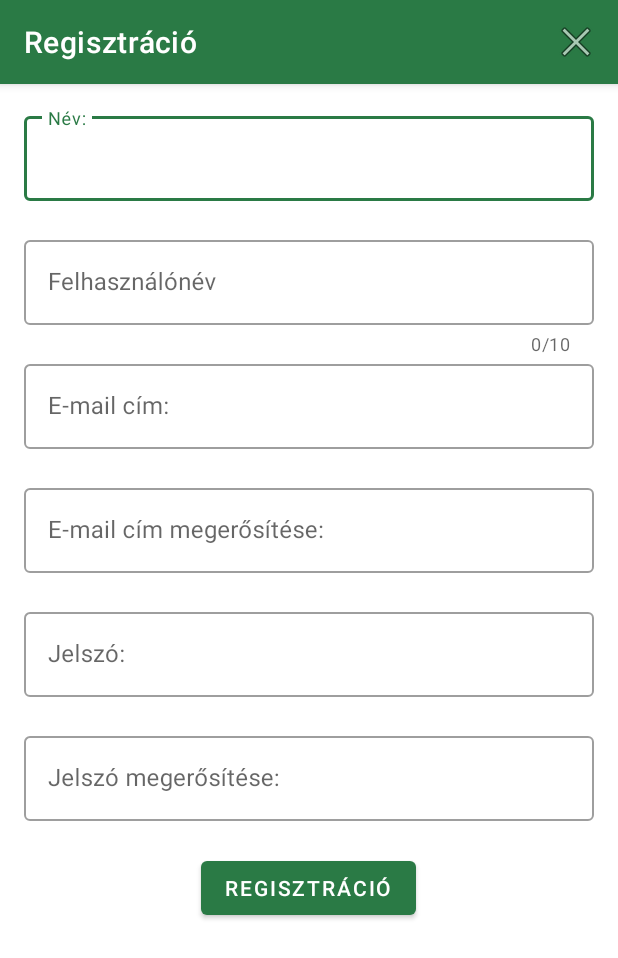
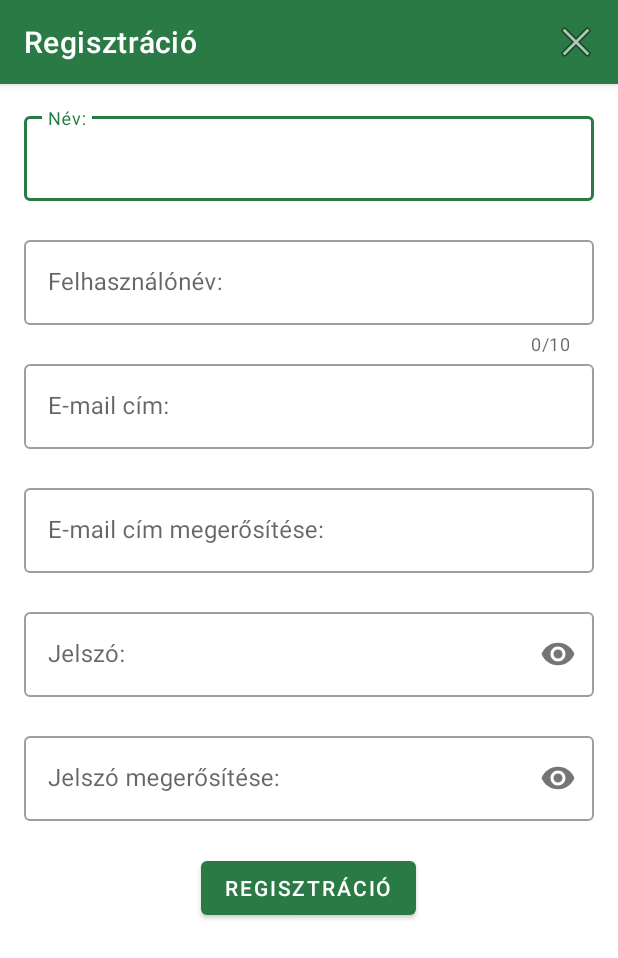
Before and after one commit to SzZsolt88/shoppingList, an Android app: the RegisterActivity screen opened directly, with no data from a screen before it, on a phone screen of 412 x 824 dp. Shown: the top 958 px of the screen. Run offline under Robolectric (Android 15) with nearby library versions, the phone set to English and light mode, and no system bars.

Commit message:
felhasználói bejelentkezés + regisztráció adatbázis DAO átdolgozva

```diff
--- a/app/src/main/java/com/example/recyclerview2/ListActivity.java
+++ b/app/src/main/java/com/example/recyclerview2/ListActivity.java
@@ -38,7 +38,7 @@ public class ListActivity extends AppCompatActivity implements ListAdapter.OnLis
     protected void onCreate(Bundle savedInstanceState) {
         super.onCreate(savedInstanceState);
         setContentView(R.layout.lists);
-        deleteDatabase("shoppingList_Database");
+        //deleteDatabase("shoppingList_Database");
 
         listName = findViewById(R.id.shoppingListName);
         addList = findViewById(R.id.createListButton);
--- a/app/src/main/res/layout/user_login.xml
+++ b/app/src/main/res/layout/user_login.xml
@@ -34,8 +34,8 @@
         android:layout_width="match_parent"
         android:layout_height="wrap_content"
         android:ems="10"
+        android:hint="@string/password"
         android:inputType="textPassword"
-        android:hint="Jelszó"
         app:layout_constraintEnd_toEndOf="parent"
         app:layout_constraintStart_toStartOf="parent"
         app:layout_constraintTop_toBottomOf="@+id/userName" />
--- a/app/src/main/res/layout/user_register.xml
+++ b/app/src/main/res/layout/user_register.xml
@@ -5,7 +5,7 @@
     android:layout_height="wrap_content">
 <LinearLayout
     android:layout_width="match_parent"
-    android:layout_height="match_parent"
+    android:layout_height="wrap_content"
     android:backgroundTint="@color/teal_200"
     android:orientation="vertical"
     android:padding="16dp">
@@ -54,7 +54,7 @@
     </com.google.android.material.textfield.TextInputLayout>
     <!--A felhasználó email címe újra:-->
     <com.google.android.material.textfield.TextInputLayout
-        android:id="@+id/userMailAgain"
+        android:id="@+id/userMailConfirm"
         style="@style/Widget.MaterialComponents.TextInputLayout.OutlinedBox"
         android:layout_width="match_parent"
         android:layout_height="wrap_content"
@@ -70,26 +70,28 @@
         style="@style/Widget.MaterialComponents.TextInputLayout.OutlinedBox"
         android:layout_width="match_parent"
         android:layout_height="wrap_content"
+        app:passwordToggleEnabled="true"
         app:errorEnabled="true">
 
         <com.google.android.material.textfield.TextInputEditText
             android:layout_width="match_parent"
             android:layout_height="wrap_content"
-            android:hint="Jelszó:"
+            android:hint="@string/password"
             android:inputType="textPassword" />
     </com.google.android.material.textfield.TextInputLayout>
     <!--A felhasználó jelszava újra:-->
     <com.google.android.material.textfield.TextInputLayout
-        android:id="@+id/userPasswordAgain"
+        android:id="@+id/userPasswordConfirm"
         style="@style/Widget.MaterialComponents.TextInputLayout.OutlinedBox"
         android:layout_width="match_parent"
         android:layout_height="wrap_content"
+        app:passwordToggleEnabled="true"
         app:errorEnabled="true">
 
         <com.google.android.material.textfield.TextInputEditText
             android:layout_width="match_parent"
             android:layout_height="wrap_content"
-            android:hint="Jelszó megerősítése:"
+            android:hint="@string/passwordAgain"
             android:inputType="textPassword" />
     </com.google.android.material.textfield.TextInputLayout>
     <!--Regisztrációs gomb:-->
--- a/app/src/main/res/values/strings.xml
+++ b/app/src/main/res/values/strings.xml
@@ -9,8 +9,10 @@
     <string name="edit">Szerkesztés</string>
     <string name="modify">Változtatás</string>
     <string name="listName">A lista neve</string>
-    <string name="username">Felhasználónév</string>
+    <string name="username">Felhasználónév:</string>
     <string name="register">Regisztráció</string>
     <string name="name">Név:</string>
     <string name="e_mail">E-mail cím:</string>
+    <string name="password">Jelszó:</string>
+    <string name="passwordAgain">Jelszó megerősítése:</string>
 </resources>
```
Also changed, not shown: app/src/main/java/com/example/recyclerview2/user/RegisterActivity.java (+105 -1 lines), 1 other file.
